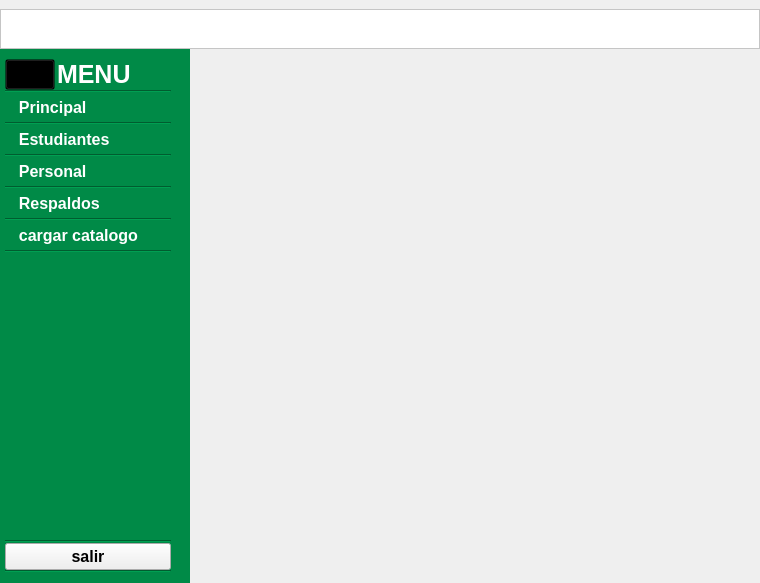
First picture: the form in recursos_graficos_y_logicos/elementos_graficos_ui/pantalla_principal.ui, repository Enmanuel-86/TELA-APP, before the edit.
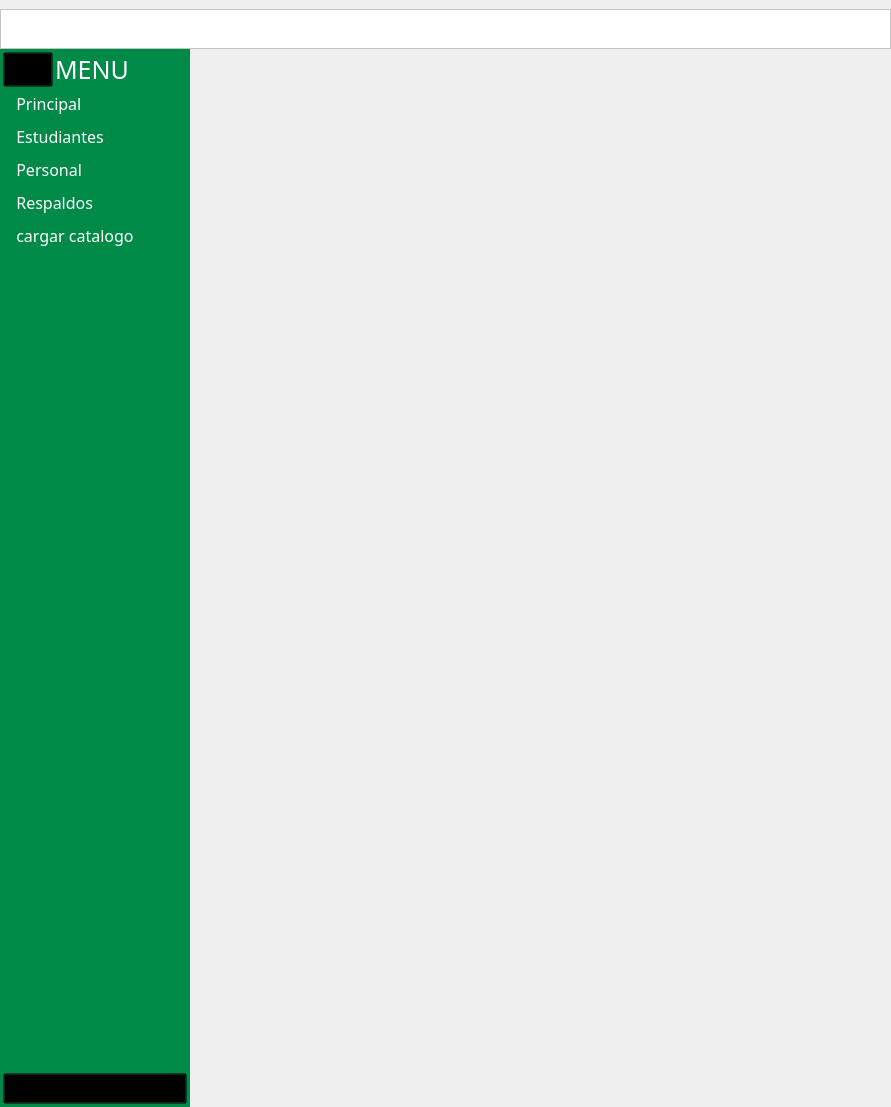
Second picture: the form after the edit. Icons and pictures are not drawn.

Diff of the .ui file:
```diff
--- a/recursos_graficos_y_logicos/elementos_graficos_ui/pantalla_principal.ui
+++ b/recursos_graficos_y_logicos/elementos_graficos_ui/pantalla_principal.ui
@@ -6,8 +6,8 @@
    <rect>
     <x>0</x>
     <y>0</y>
-    <width>760</width>
-    <height>583</height>
+    <width>891</width>
+    <height>1107</height>
    </rect>
   </property>
   <property name="windowTitle">
@@ -233,7 +233,7 @@
 	
 	
 	background-color: rgb(0, 138, 71);
-	padding:0px 5px 0px 0px;
+	padding: 3px 3px;
 }</string>
       </property>
       <property name="frameShape">
@@ -250,10 +250,13 @@
         <rect>
          <x>0</x>
          <y>0</y>
-         <width>180</width>
-         <height>514</height>
+         <width>184</width>
+         <height>1042</height>
         </rect>
        </property>
+       <property name="styleSheet">
+        <string notr="true">background:transparent;</string>
+       </property>
        <layout class="QHBoxLayout" name="horizontalLayout_3">
         <property name="spacing">
          <number>0</number>
@@ -275,7 +278,7 @@
           <property name="styleSheet">
            <string notr="true">QFrame{
 
-background-color: rgb(0, 138, 71);
+background-color: transparent;
 }</string>
           </property>
           <property name="frameShape">
@@ -289,16 +292,26 @@
             <number>0</number>
            </property>
            <property name="leftMargin">
-            <number>5</number>
+            <number>0</number>
            </property>
            <property name="topMargin">
-            <number>10</number>
+            <number>0</number>
+           </property>
+           <property name="rightMargin">
+            <number>0</number>
            </property>
            <property name="bottomMargin">
             <number>0</number>
            </property>
            <item alignment="Qt::AlignLeft">
             <widget class="QFrame" name="frame">
+             <property name="font">
+              <font>
+               <family>Franklin Gothic Demi Cond</family>
+               <weight>50</weight>
+               <bold>false</bold>
+              </font>
+             </property>
              <property name="styleSheet">
               <string notr="true">QFrame{
 
@@ -336,7 +349,7 @@
                 </property>
                 <property name="font">
                  <font>
-                  <family>Arial</family>
+                  <family>Franklin Gothic Demi Cond</family>
                   <pointsize>12</pointsize>
                   <weight>75</weight>
                   <bold>true</bold>
@@ -419,10 +432,10 @@
                 </property>
                 <property name="font">
                  <font>
-                  <family>Arial</family>
+                  <family>Franklin Gothic Demi Cond</family>
                   <pointsize>19</pointsize>
-                  <weight>75</weight>
-                  <bold>true</bold>
+                  <weight>50</weight>
+                  <bold>false</bold>
                  </font>
                 </property>
                 <property name="styleSheet">
@@ -442,13 +455,6 @@
              </layout>
             </widget>
            </item>
-           <item>
-            <widget class="Line" name="line">
-             <property name="orientation">
-              <enum>Qt::Horizontal</enum>
-             </property>
-            </widget>
-           </item>
            <item>
             <widget class="QPushButton" name="boton_principal">
              <property name="enabled">
@@ -456,10 +462,10 @@
              </property>
              <property name="font">
               <font>
-               <family>Arial</family>
+               <family>Franklin Gothic Demi Cond</family>
                <pointsize>12</pointsize>
-               <weight>75</weight>
-               <bold>true</bold>
+               <weight>50</weight>
+               <bold>false</bold>
               </font>
              </property>
              <property name="styleSheet">
@@ -528,21 +534,14 @@
              </property>
             </widget>
            </item>
-           <item>
-            <widget class="Line" name="line_2">
-             <property name="orientation">
-              <enum>Qt::Horizontal</enum>
-             </property>
-            </widget>
-           </item>
            <item>
             <widget class="QPushButton" name="boton_estudiante">
              <property name="font">
               <font>
-               <family>Arial</family>
+               <family>Franklin Gothic Demi Cond</family>
                <pointsize>12</pointsize>
-               <weight>75</weight>
-               <bold>true</bold>
+               <weight>50</weight>
+               <bold>false</bold>
               </font>
              </property>
              <property name="styleSheet">
@@ -620,21 +619,14 @@
              </property>
             </widget>
            </item>
-           <item>
-            <widget class="Line" name="line_3">
-             <property name="orientation">
-              <enum>Qt::Horizontal</enum>
-             </property>
-            </widget>
-           </item>
            <item>
             <widget class="QPushButton" name="boton_personal">
              <property name="font">
               <font>
-               <family>Arial</family>
+               <family>Franklin Gothic Demi Cond</family>
                <pointsize>12</pointsize>
-               <weight>75</weight>
-               <bold>true</bold>
+               <weight>50</weight>
+               <bold>false</bold>
               </font>
              </property>
              <property name="styleSheet">
@@ -703,21 +695,14 @@
              </property>
             </widget>
            </item>
-           <item>
-            <widget class="Line" name="line_4">
-             <property name="orientation">
-              <enum>Qt::Horizontal</enum>
-             </property>
-            </widget>
-           </item>
            <item>
             <widget class="QPushButton" name="boton_respaldo">
              <property name="font">
               <font>
-               <family>Arial</family>
+               <family>Franklin Gothic Demi Cond</family>
                <pointsize>12</pointsize>
-               <weight>75</weight>
-               <bold>true</bold>
+               <weight>50</weight>
+               <bold>false</bold>
               </font>
              </property>
              <property name="styleSheet">
@@ -786,13 +771,6 @@
              </property>
             </widget>
            </item>
-           <item>
-            <widget class="Line" name="line_6">
-             <property name="orientation">
-              <enum>Qt::Horizontal</enum>
-             </property>
-            </widget>
-           </item>
            <item>
             <widget class="QPushButton" name="boton_cargar_catologo">
              <property name="enabled">
@@ -800,10 +778,10 @@
              </property>
              <property name="font">
               <font>
-               <family>Arial</family>
+               <family>Franklin Gothic Demi Cond</family>
                <pointsize>12</pointsize>
-               <weight>75</weight>
-               <bold>true</bold>
+               <weight>50</weight>
+               <bold>false</bold>
               </font>
              </property>
              <property name="styleSheet">
@@ -872,18 +850,13 @@
              </property>
             </widget>
            </item>
-           <item>
-            <widget class="Line" name="line_7">
-             <property name="frameShadow">
-              <enum>QFrame::Sunken</enum>
-             </property>
-             <property name="orientation">
-              <enum>Qt::Horizontal</enum>
-             </property>
-            </widget>
-           </item>
            <item>
             <spacer name="verticalSpacer">
+             <property name="font">
+              <font>
+               <family>Franklin Gothic Demi Cond</family>
+              </font>
+             </property>
              <property name="orientation">
               <enum>Qt::Vertical</enum>
              </property>
@@ -895,21 +868,14 @@
              </property>
             </spacer>
            </item>
-           <item>
-            <widget class="Line" name="line_5">
-             <property name="orientation">
-              <enum>Qt::Horizontal</enum>
-             </property>
-            </widget>
-           </item>
            <item alignment="Qt::AlignBottom">
             <widget class="QPushButton" name="boton_salir">
              <property name="font">
               <font>
-               <family>Arial</family>
+               <family>Franklin Gothic Demi Cond</family>
                <pointsize>12</pointsize>
-               <weight>75</weight>
-               <bold>true</bold>
+               <weight>50</weight>
+               <bold>false</bold>
               </font>
              </property>
              <property name="styleSheet">
@@ -964,13 +930,6 @@
              </property>
             </widget>
            </item>
-           <item>
-            <widget class="Line" name="line_8">
-             <property name="orientation">
-              <enum>Qt::Horizontal</enum>
-             </property>
-            </widget>
-           </item>
           </layout>
          </widget>
         </item>
```
Left out of the diff: 366 changed lines with no effect on the pictures.
